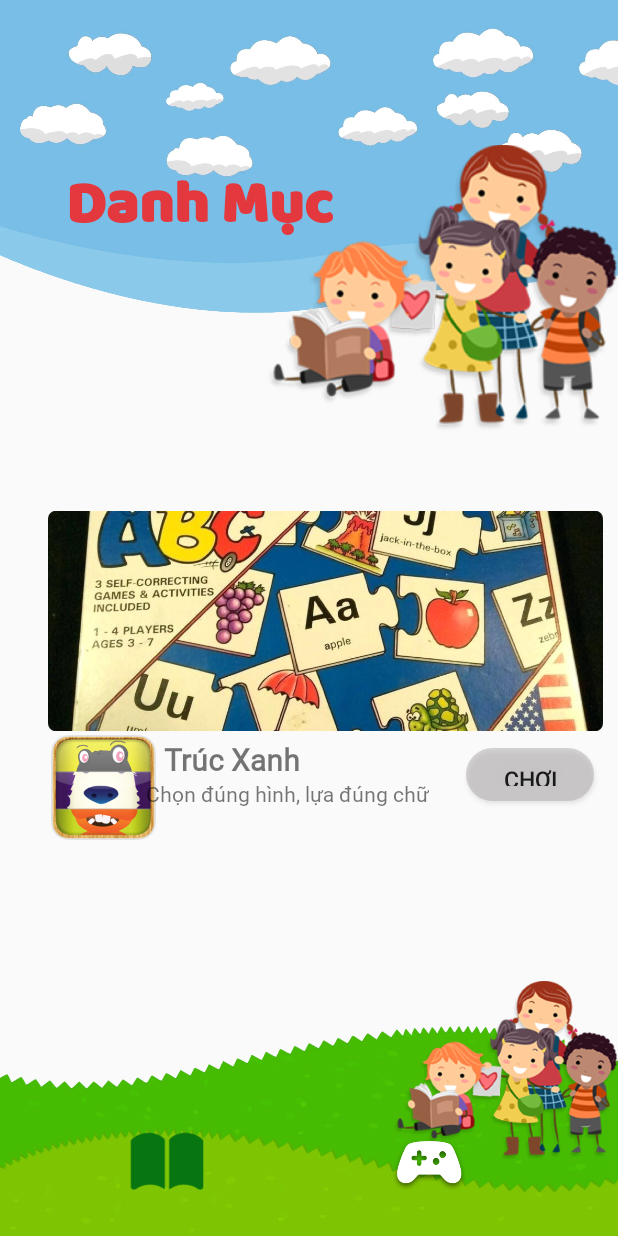
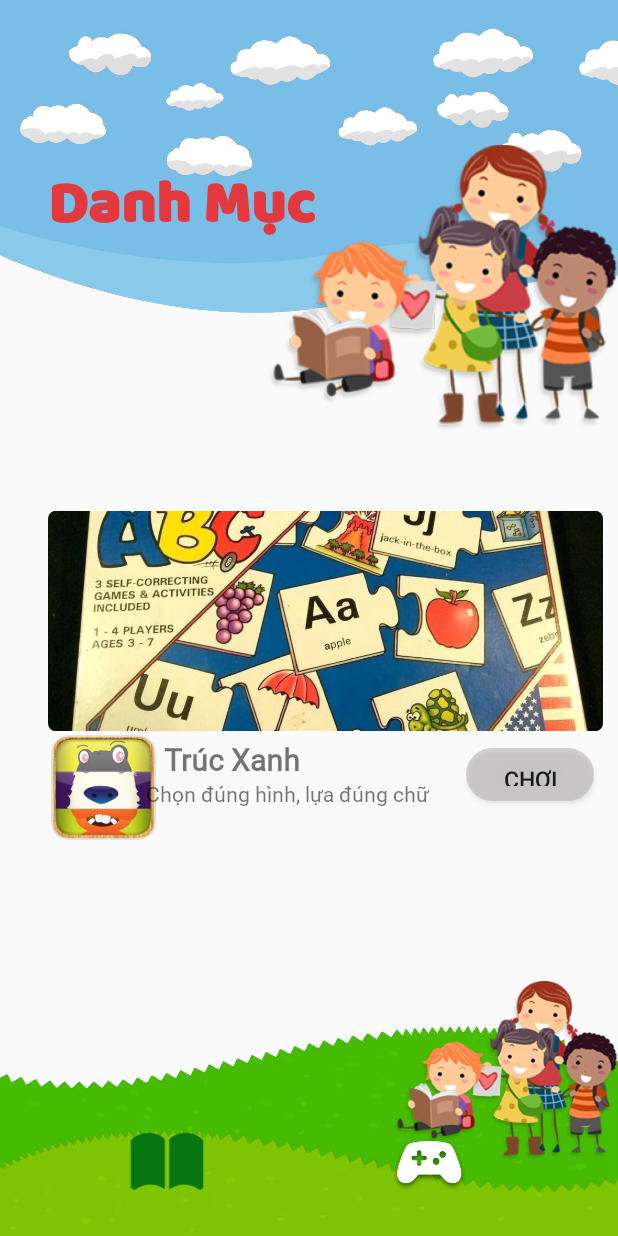
Before and after one commit to hhoang168/MTiengViet1-PRM-Project, an Android app: the screen it shows after launch (MainActivity), after a tap on an icon or button, on a phone screen of 412 x 824 dp. Run offline under Robolectric (Android 15) with nearby library versions, the phone set to English and light mode, and no system bars.

Commit message:
Change MainActivity  -Make HomeFragment

```diff
--- a/app/src/main/java/com/example/tiengviet1/MainActivity.java
+++ b/app/src/main/java/com/example/tiengviet1/MainActivity.java
@@ -68,7 +68,6 @@ public class MainActivity extends AppCompatActivity {
     }
 
     public void clickToGame(View view) {
-        fragmentManager = this.getSupportFragmentManager();
         FragmentTransaction fragmentTransaction = fragmentManager.beginTransaction();
         GameFragment gameFragment = new GameFragment();
         fragmentTransaction.replace(R.id.mainFragment, gameFragment, null);
@@ -78,7 +77,6 @@ public class MainActivity extends AppCompatActivity {
     }
 
     public void clickToLearn(View view) {
-        fragmentManager = this.getSupportFragmentManager();
         FragmentTransaction fragmentTransaction = fragmentManager.beginTransaction();
         HomeFragment homeFragment = new HomeFragment();
         fragmentTransaction.replace(R.id.mainFragment, homeFragment, null);
--- a/app/src/main/res/layout/fragment_game.xml
+++ b/app/src/main/res/layout/fragment_game.xml
@@ -22,21 +22,19 @@
             app:layout_constraintHorizontal_bias="0.0"
             app:layout_constraintLeft_toLeftOf="parent"
             app:layout_constraintRight_toRightOf="parent" />
+
         <TextView
             android:layout_width="wrap_content"
             android:layout_height="wrap_content"
-            android:layout_marginEnd="190dp"
+            android:layout_marginLeft="32dp"
             android:layout_marginBottom="502dp"
             android:fontFamily="@font/baloo_thambi"
+            android:text="Danh Mục"
             android:textColor="@color/colorAccent"
-            android:text="Danh Mục"
             android:textSize="40sp"
             android:textStyle="bold"
             app:layout_constraintBottom_toBottomOf="parent"
-            app:layout_constraintEnd_toEndOf="parent"
-            app:layout_constraintHorizontal_bias="0.0"
-            app:layout_constraintLeft_toLeftOf="parent"
-            app:layout_constraintRight_toRightOf="parent" />
+            app:layout_constraintLeft_toLeftOf="parent" />
         <ImageView
             android:layout_width="234dp"
             android:layout_height="355dp"
```
